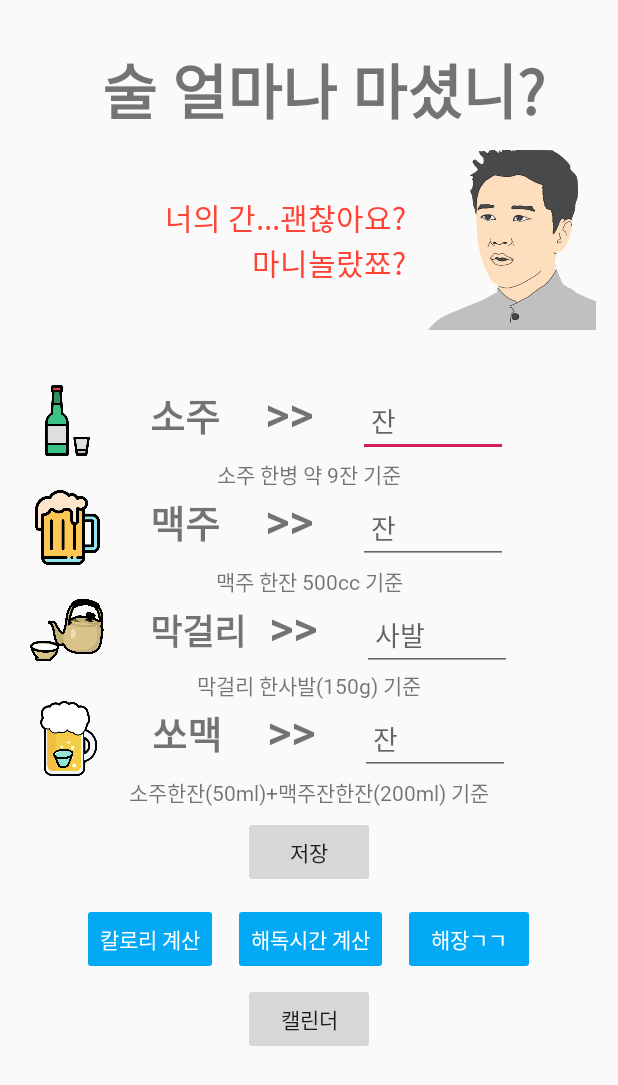
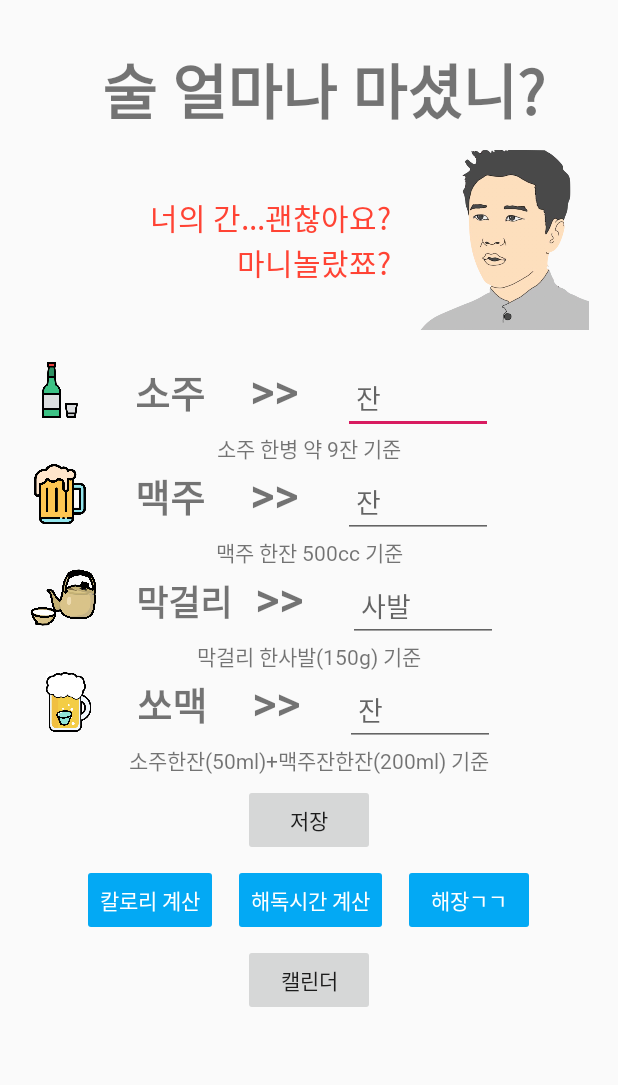
Before and after one commit to y78462/Ganchanayo, an Android app: the screen it shows after launch (MainActivity), on a phone screen of 412 x 824 dp. Shown: the top 1085 px of the screen. Run offline under Robolectric (Android 15) with nearby library versions, the phone set to English and light mode, and no system bars.

```diff
--- a/app/src/main/res/layout/activity_main.xml
+++ b/app/src/main/res/layout/activity_main.xml
@@ -25,7 +25,7 @@
         <LinearLayout
             android:layout_width="match_parent"
             android:layout_height="wrap_content"
-            android:layout_marginBottom="15dp"
+            android:layout_marginBottom="10dp"
             android:layout_weight="1"
             android:orientation="horizontal">
 
@@ -34,7 +34,7 @@
                 android:layout_height="wrap_content"
                 android:layout_gravity="right|center_vertical"
 
-                android:layout_marginLeft="110dp"
+                android:layout_marginLeft="100dp"
                 android:fontFamily="@font/baedal"
                 android:gravity="center_vertical|right"
                 android:text="너의 간...괜찮아요?\n 마니놀랐쬬?"
@@ -57,7 +57,7 @@
     <LinearLayout
         android:layout_width="match_parent"
         android:layout_height="wrap_content"
-        android:layout_marginTop="20dp"
+        android:layout_marginTop="10dp"
         android:baselineAligned="true"
         android:orientation="horizontal">
 
@@ -67,7 +67,7 @@
             android:layout_marginLeft="20dp"
             android:adjustViewBounds="true"
             android:maxWidth="50dp"
-            android:maxHeight="50dp"
+            android:maxHeight="40dp"
             android:src="@drawable/sj" />
 
         <TextView
@@ -117,7 +117,7 @@
             android:layout_marginLeft="20dp"
             android:adjustViewBounds="true"
             android:maxWidth="50dp"
-            android:maxHeight="50dp"
+            android:maxHeight="40dp"
             android:src="@drawable/mj" />
 
         <TextView
@@ -166,14 +166,14 @@
             android:layout_height="wrap_content"
             android:layout_marginLeft="20dp"
             android:adjustViewBounds="true"
-            android:maxWidth="50dp"
+            android:maxWidth="45dp"
             android:maxHeight="50dp"
             android:src="@drawable/mgl" />
 
         <TextView
             android:layout_width="wrap_content"
             android:layout_height="wrap_content"
-            android:layout_marginLeft="30dp"
+            android:layout_marginLeft="25dp"
             android:fontFamily="@font/baedal"
             android:text="막걸리"
             android:textSize="23dp"
@@ -217,13 +217,13 @@
             android:layout_marginLeft="20dp"
             android:adjustViewBounds="true"
             android:maxWidth="50dp"
-            android:maxHeight="50dp"
+            android:maxHeight="40dp"
             android:src="@drawable/sm" />
 
         <TextView
             android:layout_width="wrap_content"
             android:layout_height="wrap_content"
-            android:layout_marginLeft="30dp"
+            android:layout_marginLeft="20dp"
             android:fontFamily="@font/baedal"
             android:text="쏘맥"
             android:textSize="25dp"
@@ -267,7 +267,7 @@
     <LinearLayout
         android:layout_width="match_parent"
         android:layout_height="wrap_content"
-        android:layout_marginTop="10dp"
+        android:layout_marginTop="5dp"
         android:gravity="center_horizontal"
         android:orientation="horizontal">
 
```
Also changed, not shown: app/src/main/java/com/example/myapplication/cal_kcal.java (+58 -30 lines), app/src/main/java/com/example/myapplication/calendarActivity.java (+20 -2 lines), app/src/main/res/layout/activity_calendar.xml (+40 -5 lines), app/src/main/res/drawable-v24/grid.jpeg (added).
